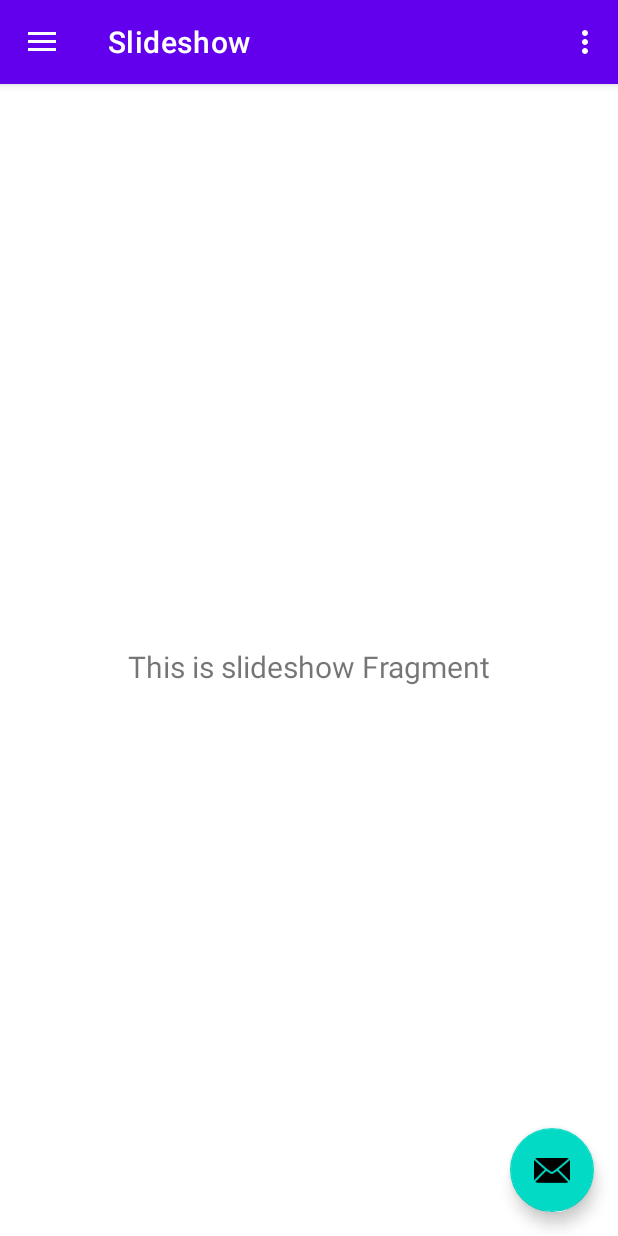
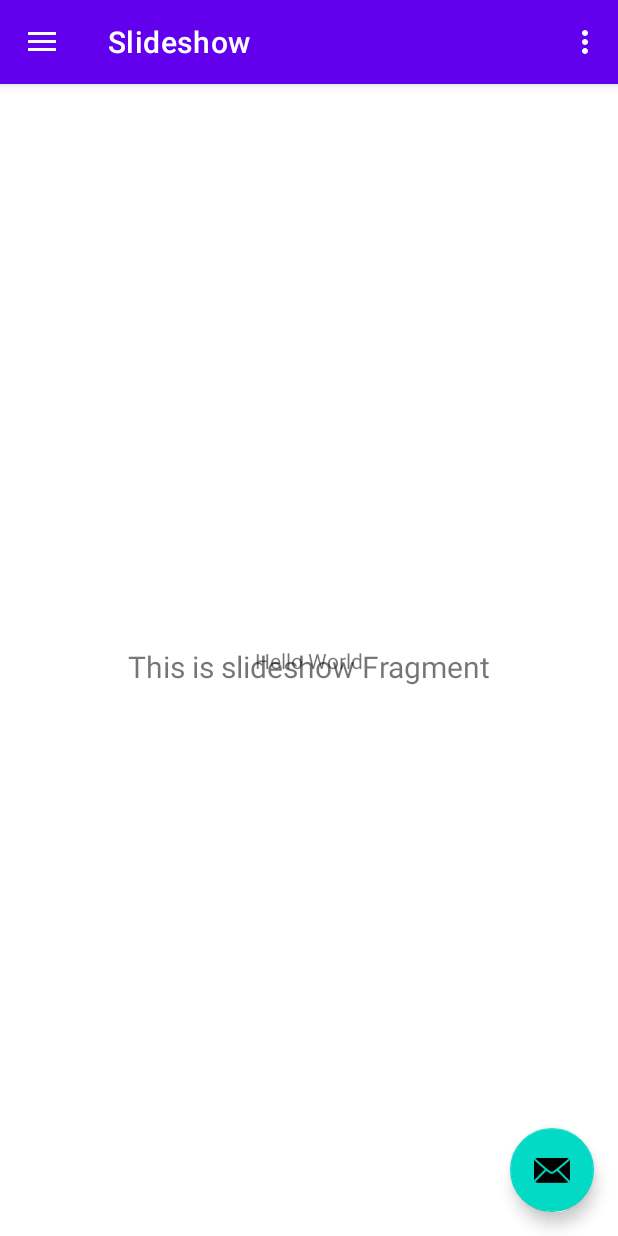
Before and after one commit to WillianDomingues79/ListaDeCasamento, an Android app: the screen it shows after launch (MainActivity), in the side drawer, after a tap on "Slideshow", on a phone screen of 412 x 824 dp. Run offline under Robolectric (Android 15) with nearby library versions, the light colour scheme and no system bars; our stand-ins replace navigation-ui.

Commit message:
add file-loader1

```diff
--- a/app/src/main/res/layout/content_main.xml
+++ b/app/src/main/res/layout/content_main.xml
@@ -16,5 +16,15 @@
         app:layout_constraintLeft_toLeftOf="parent"
         app:layout_constraintRight_toRightOf="parent"
         app:layout_constraintTop_toTopOf="parent"
-        app:navGraph="@navigation/mobile_navigation" />
+        app:navGraph="@navigation/mobile_navigation"
+        />
+
+    <TextView
+        android:layout_width="wrap_content"
+        android:layout_height="wrap_content"
+        android:text="Hello World"
+        app:layout_constraintStart_toStartOf="parent"
+        app:layout_constraintEnd_toEndOf="parent"
+        app:layout_constraintTop_toTopOf="parent"
+        app:layout_constraintBottom_toBottomOf="parent"/>
 </androidx.constraintlayout.widget.ConstraintLayout>
```
